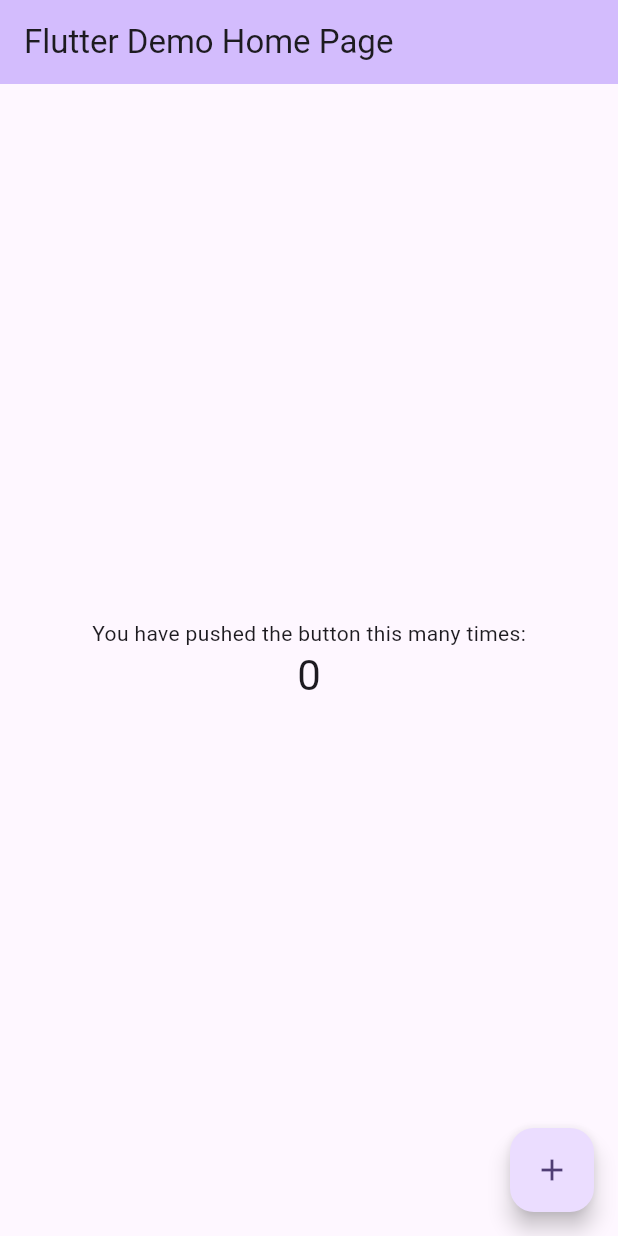
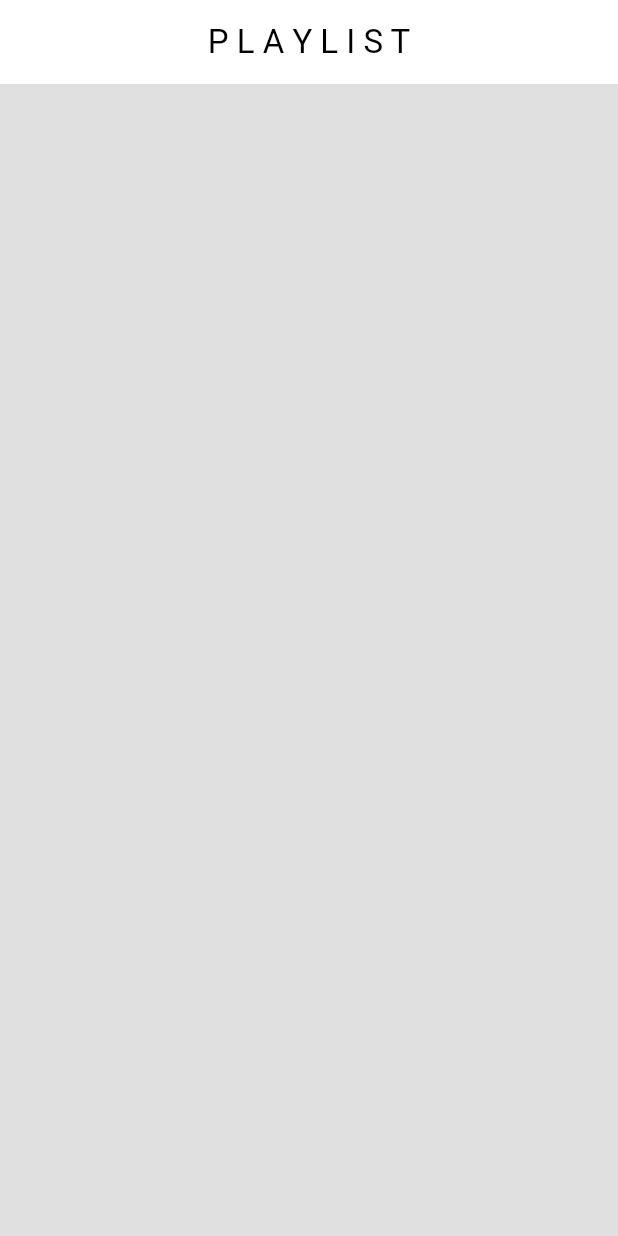
Before and after one commit to Mahyar-86/MusicPlayer, a Flutter app: the screen it shows after launch, on a phone screen of 412 x 824 dp. Run offline on Flutter 3.47's test engine with Material 3 defaults, Android fonts, the phone set to English and light mode, and no system bars.

Commit message:
feat: Add Theme System

```diff
--- a/lib/main.dart
+++ b/lib/main.dart
@@ -1,125 +1,26 @@
 import 'package:flutter/material.dart';
+import 'package:music_player/pages/home_page.dart';
+import 'package:music_player/themes/theme_provider.dart';
+import 'package:provider/provider.dart';
 
 void main() {
-  runApp(const MyApp());
+  runApp(
+    ChangeNotifierProvider(
+      create: (context) => ThemeProvider(),
+      child: const MyApp(),
+    ),
+  );
 }
 
 class MyApp extends StatelessWidget {
   const MyApp({super.key});
 
-  // This widget is the root of your application.
   @override
   Widget build(BuildContext context) {
     return MaterialApp(
-      title: 'Flutter Demo',
-      theme: ThemeData(
-        // This is the theme of your application.
-        //
-        // TRY THIS: Try running your application with "flutter run". You'll see
-        // the application has a purple toolbar. Then, without quitting the app,
-        // try changing the seedColor in the colorScheme below to Colors.green
-        // and then invoke "hot reload" (save your changes or press the "hot
-        // reload" button in a Flutter-supported IDE, or press "r" if you used
-        // the command line to start the app).
-        //
-        // Notice that the counter didn't reset back to zero; the application
-        // state is not lost during the reload. To reset the state, use hot
-        // restart instead.
-        //
-        // This works for code too, not just values: Most code changes can be
-        // tested with just a hot reload.
-        colorScheme: ColorScheme.fromSeed(seedColor: Colors.deepPurple),
-        useMaterial3: true,
-      ),
-      home: const MyHomePage(title: 'Flutter Demo Home Page'),
+      debugShowCheckedModeBanner: false,
+      home: const HomePage(),
+      theme: Provider.of<ThemeProvider>(context).themeData,
     );
   }
 }
-
-class MyHomePage extends StatefulWidget {
-  const MyHomePage({super.key, required this.title});
-
-  // This widget is the home page of your application. It is stateful, meaning
-  // that it has a State object (defined below) that contains fields that affect
-  // how it looks.
-
-  // This class is the configuration for the state. It holds the values (in this
-  // case the title) provided by the parent (in this case the App widget) and
-  // used by the build method of the State. Fields in a Widget subclass are
-  // always marked "final".
-
-  final String title;
-
-  @override
-  State<MyHomePage> createState() => _MyHomePageState();
-}
-
-class _MyHomePageState extends State<MyHomePage> {
-  int _counter = 0;
-
-  void _incrementCounter() {
-    setState(() {
-      // This call to setState tells the Flutter framework that something has
-      // changed in this State, which causes it to rerun the build method below
-      // so that the display can reflect the updated values. If we changed
-      // _counter without calling setState(), then the build method would not be
-      // called again, and so nothing would appear to happen.
-      _counter++;
-    });
-  }
-
-  @override
-  Widget build(BuildContext context) {
-    // This method is rerun every time setState is called, for instance as done
-    // by the _incrementCounter method above.
-    //
-    // The Flutter framework has been optimized to make rerunning build methods
-    // fast, so that you can just rebuild anything that needs updating rather
-    // than having to individually change instances of widgets.
-    return Scaffold(
-      appBar: AppBar(
-        // TRY THIS: Try changing the color here to a specific color (to
-        // Colors.amber, perhaps?) and trigger a hot reload to see the AppBar
-        // change color while the other colors stay the same.
-        backgroundColor: Theme.of(context).colorScheme.inversePrimary,
-        // Here we take the value from the MyHomePage object that was created by
-        // the App.build method, and use it to set our appbar title.
-        title: Text(widget.title),
-      ),
-      body: Center(
-        // Center is a layout widget. It takes a single child and positions it
-        // in the middle of the parent.
-        child: Column(
-          // Column is also a layout widget. It takes a list of children and
-          // arranges them vertically. By default, it sizes itself to fit its
-          // children horizontally, and tries to be as tall as its parent.
-          //
-          // Column has various properties to control how it sizes itself and
-          // how it positions its children. Here we use mainAxisAlignment to
-          // center the children vertically; the main axis here is the vertical
-          // axis because Columns are vertical (the cross axis would be
-          // horizontal).
-          //
-          // TRY THIS: Invoke "debug painting" (choose the "Toggle Debug Paint"
-          // action in the IDE, or press "p" in the console), to see the
-          // wireframe for each widget.
-          mainAxisAlignment: MainAxisAlignment.center,
-          children: <Widget>[
-            const Text(
-              'You have pushed the button this many times:',
-            ),
-            Text(
-              '$_counter',
-              style: Theme.of(context).textTheme.headlineMedium,
-            ),
-          ],
-        ),
-      ),
-      floatingActionButton: FloatingActionButton(
-        onPressed: _incrementCounter,
-        tooltip: 'Increment',
-        child: const Icon(Icons.add),
-      ), // This trailing comma makes auto-formatting nicer for build methods.
-    );
-  }
-}
--- /dev/null
+++ b/lib/pages/home_page.dart
@@ -0,0 +1,21 @@
+import 'package:flutter/material.dart';
+
+class HomePage extends StatefulWidget {
+  const HomePage({super.key});
+
+  @override
+  State<HomePage> createState() => _HomePageState();
+}
+
+class _HomePageState extends State<HomePage> {
+  @override
+  Widget build(BuildContext context) {
+    return Scaffold(
+      backgroundColor: Theme.of(context).colorScheme.background,
+      appBar: AppBar(
+        title: const Text("P L A Y L I S T"),
+        centerTitle: true,
+      ),
+    );
+  }
+}
--- /dev/null
+++ b/lib/themes/dark_mode.dart
@@ -0,0 +1,10 @@
+import 'package:flutter/material.dart';
+
+ThemeData darkMode = ThemeData(
+  colorScheme: ColorScheme.dark(
+    background: Colors.grey.shade900,
+    primary: Colors.grey.shade600,
+    secondary: Colors.grey.shade800,
+    inversePrimary: Colors.grey.shade300,
+  ),
+);
--- /dev/null
+++ b/lib/themes/light_mode.dart
@@ -0,0 +1,10 @@
+import 'package:flutter/material.dart';
+
+ThemeData lightMode = ThemeData(
+  colorScheme: ColorScheme.light(
+    background: Colors.grey.shade300,
+    primary: Colors.grey.shade500,
+    secondary: Colors.grey.shade200,
+    inversePrimary: Colors.grey.shade900,
+  ),
+);
--- /dev/null
+++ b/lib/themes/theme_provider.dart
@@ -0,0 +1,30 @@
+import 'package:flutter/material.dart';
+import 'package:music_player/themes/dark_mode.dart';
+import 'package:music_player/themes/light_mode.dart';
+
+class ThemeProvider extends ChangeNotifier {
+  //Setup initional  as light mode
+  ThemeData _themeData = lightMode;
+
+  //get theme
+  ThemeData get themeData => _themeData;
+
+  //Check dark mode or light mode
+  bool get isDarkMode => _themeData == darkMode;
+
+  //set theme
+  set themeData(ThemeData themeData) {
+    _themeData = themeData;
+    //update ui
+    notifyListeners();
+  }
+
+  //toggle theme
+  void toggleTheme() {
+    if (_themeData == lightMode) {
+      themeData == darkMode;
+    } else {
+      themeData == lightMode;
+    }
+  }
+}
--- a/pubspec.yaml
+++ b/pubspec.yaml
@@ -35,6 +35,7 @@ dependencies:
   # The following adds the Cupertino Icons font to your application.
   # Use with the CupertinoIcons class for iOS style icons.
   cupertino_icons: ^1.0.2
+  provider: ^6.1.1
 
 dev_dependencies:
   flutter_test:
@@ -45,7 +46,7 @@ dev_dependencies:
   # activated in the `analysis_options.yaml` file located at the root of your
   # package. See that file for information about deactivating specific lint
   # rules and activating additional ones.
-  flutter_lints: ^2.0.0
+  flutter_lints: ^3.0.1
 
 # For information on the generic Dart part of this file, see the
 # following page: https://dart.dev/tools/pub/pubspec
```
